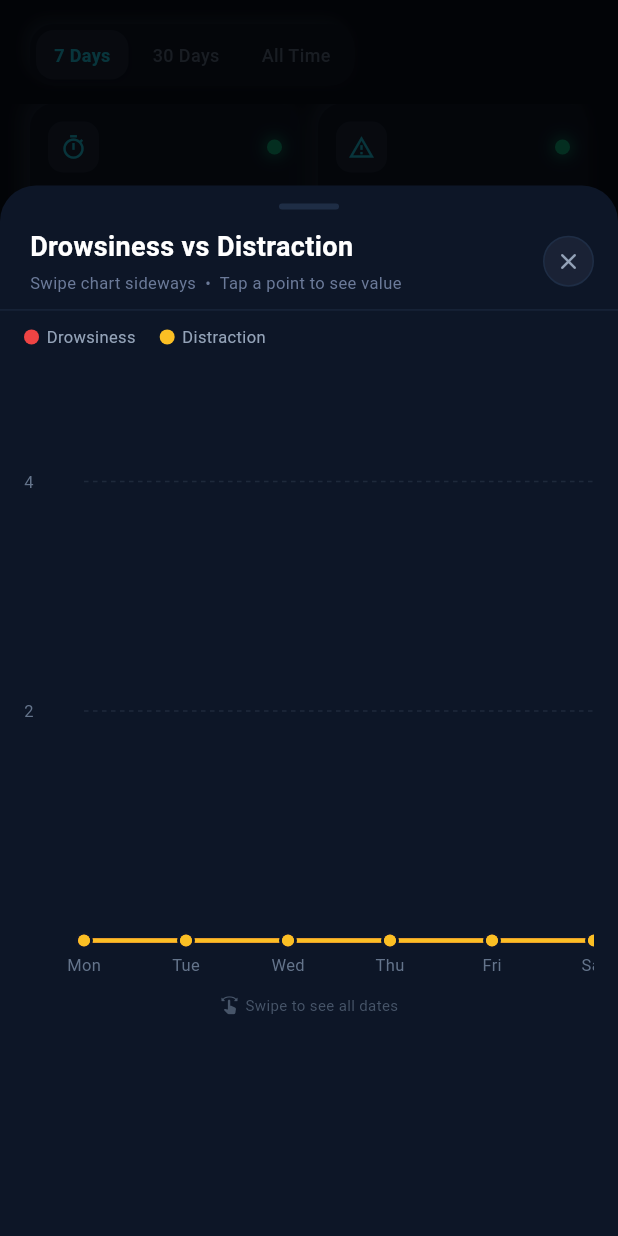
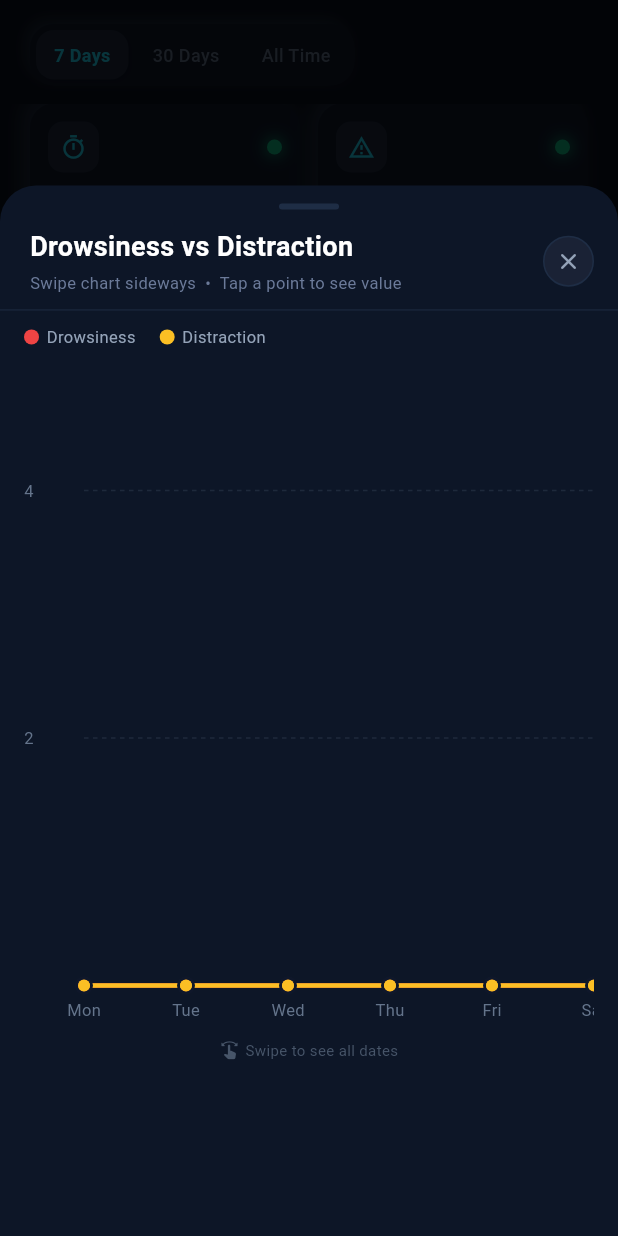
Before and after one commit to JulianaMancera/DriverMonitoringSystem, a Flutter app: the AnalyticsScreen widget shown alone on an empty page, opened directly, after a tap on "Drowsiness vs Distraction Trends", on a phone screen of 412 x 824 dp. Run offline on Flutter 3.47's test engine with Material 3 defaults, Android fonts, the phone set to English and light mode, and no system bars; drawn by our look-alikes of fl_chart; our stand-ins replace audioplayers, camera, flutter_riverpod, share_plus, shared_preferences, sqflite; missing offline and left inert: tflite_flutter, volume_controller; accounts and stored records are empty; Roboto replaces fonts that are missing (SF Pro Display).

Commit message:
remove unused function and fixed the overflowed from analytics screen

```diff
--- a/drivermonitorngsystem/lib/core/inference/tflite_service.dart
+++ b/drivermonitorngsystem/lib/core/inference/tflite_service.dart
@@ -1,4 +1,3 @@
-import 'dart:isolate';
 import 'dart:math' as math;
 import 'dart:typed_data';
 import 'package:flutter/foundation.dart';
--- a/drivermonitorngsystem/lib/screens/analytics_screen.dart
+++ b/drivermonitorngsystem/lib/screens/analytics_screen.dart
@@ -406,12 +406,18 @@ class _AnalyticsScreenState extends ConsumerState<AnalyticsScreen> {
         title:    'Drowsiness vs Distraction',
         subtitle: 'Swipe chart sideways  •  Tap a point to see value',
         chartBuilder: (availableHeight) {
-          const reservedForExtras = 152.0;
-          final chartH = (availableHeight - reservedForExtras).clamp(160.0, double.infinity);
-          final screenW = MediaQuery.of(context).size.width - 32;
-          final chartW  = (parsed.xLabels.length * 64.0).clamp(screenW, double.infinity);
+          // chartH and chartW are now computed inside LayoutBuilder below
+          return LayoutBuilder(
+  builder: (context, constraints) {
+    // Measure remaining height after fixed widgets:
+    const fixedH = 122.0;
+    final chartH2  = (constraints.maxHeight - fixedH).clamp(80.0, double.infinity);
+    final chartW2  = (parsed.xLabels.length * 64.0)
+        .clamp(constraints.maxWidth, double.infinity);
 
-          return Column(crossAxisAlignment: CrossAxisAlignment.start, children: [
+        return Column(
+          crossAxisAlignment: CrossAxisAlignment.start,
+          children: [
             Row(children: [
               _buildLegendItem(context, 'Drowsiness', const Color(0xFFef4444)),
               const SizedBox(width: 16),
@@ -419,11 +425,13 @@ class _AnalyticsScreenState extends ConsumerState<AnalyticsScreen> {
             ]),
             const SizedBox(height: 12),
             SizedBox(
-              height: chartH,
+              height: chartH2,
               child: SingleChildScrollView(
                 scrollDirection: Axis.horizontal,
                 physics: const BouncingScrollPhysics(),
-                child: SizedBox(width: chartW, height: chartH,
+                child: SizedBox(
+                  width: chartW2,
+                  height: chartH2,
                   child: _buildLineChartWidget(
                     drowsySpots:     parsed.drowsySpots,
                     distractedSpots: parsed.distractedSpots,
@@ -441,12 +449,16 @@ class _AnalyticsScreenState extends ConsumerState<AnalyticsScreen> {
               child: Row(mainAxisAlignment: MainAxisAlignment.center, children: [
                 const Icon(Icons.swipe_rounded, color: Color(0xFF475569), size: 13),
                 const SizedBox(width: 4),
-                const Text('Swipe to see all dates', style: TextStyle(color: Color(0xFF475569), fontSize: 10)),
+                const Text('Swipe to see all dates',
+                    style: TextStyle(color: Color(0xFF475569), fontSize: 10)),
               ]),
             ),
             const SizedBox(height: 12),
             if (dailyTrends.isNotEmpty) _buildLineSummaryRow(parsed),
-          ]);
+          ],
+        );
+      },
+    );
         },
       ),
     );
@@ -818,8 +830,13 @@ class _ChartModal extends StatelessWidget {
 
   @override
   Widget build(BuildContext context) {
-    final sheetHeight  = MediaQuery.of(context).size.height * 0.85;
-    const headerHeight = 136.0;
+    final isLandscape  =
+    MediaQuery.of(context).orientation == Orientation.landscape;
+    // In landscape, screen height is smaller so use more of it
+    // and reduce the header to give chart more room
+    final sheetHeight  = MediaQuery.of(context).size.height *
+        (isLandscape ? 0.95 : 0.85);
+    final headerHeight = isLandscape ? 100.0 : 136.0;
     final chartArea    = sheetHeight - headerHeight;
 
     return Container(
@@ -845,8 +862,15 @@ class _ChartModal extends StatelessWidget {
               child: const Icon(Icons.close_rounded, color: Color(0xFF94A3B8), size: 18))),
         ])),
         Divider(color: const Color(0xFF1E2D45).withValues(alpha: 0.6), height: 20),
-        Padding(padding: const EdgeInsets.fromLTRB(16, 0, 16, 16),
-          child: chartBuilder(chartArea)),
+          Expanded(
+          child: SingleChildScrollView(
+            padding: const EdgeInsets.fromLTRB(16, 0, 16, 16),
+            child: SizedBox(
+              height: chartArea,
+              child: chartBuilder(chartArea),
+            ),
+          ),
+        ),
       ]),
     );
   }
```
